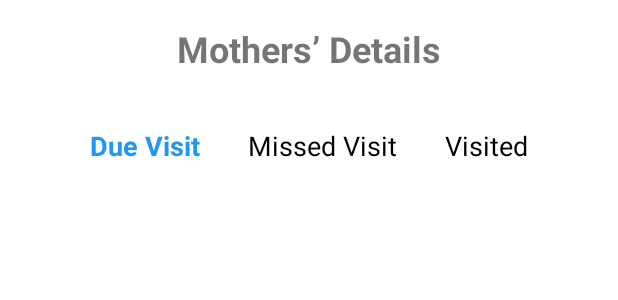
After one commit to akirachix/Dhakii-Mobile, an Android app: the layout activity_main.xml on its own in the app's theme, with its tools: preview values and no code run, on a phone screen of 412 x 824 dp. The commit adds this screen. Shown: the top 300 px of the screen. Run offline under Robolectric (Android 15) with nearby library versions, the phone set to English and light mode, and no system bars.

Commit message:
Added files

```diff
--- /dev/null
+++ b/app/src/main/java/com/akirachix/mamamindtrial/MotherDetail.kt
@@ -0,0 +1,4 @@
+data class MotherDetail(
+    val name: String,
+    val visitStatus: String
+)
--- /dev/null
+++ b/app/src/main/res/layout/activity_main.xml
@@ -0,0 +1,68 @@
+<?xml version="1.0" encoding="utf-8"?>
+<RelativeLayout xmlns:android="http://schemas.android.com/apk/res/android"
+    xmlns:app="http://schemas.android.com/apk/res-auto"
+    android:layout_width="match_parent"
+    android:layout_height="match_parent">
+
+    <!-- Title for the page -->
+    <TextView
+        android:id="@+id/titleText"
+        android:layout_width="wrap_content"
+        android:layout_height="wrap_content"
+        android:text="Mothers’ Details"
+        android:textSize="24sp"
+        android:layout_centerHorizontal="true"
+        android:layout_marginTop="16dp"
+        android:textStyle="bold" />
+
+    <!-- Tab layout for Due Visit, Missed Visit, Visited -->
+    <LinearLayout
+        android:id="@+id/tabLayout"
+        android:layout_width="match_parent"
+        android:layout_height="wrap_content"
+        android:layout_below="@id/titleText"
+        android:orientation="horizontal"
+        android:gravity="center"
+        android:layout_marginTop="20dp">
+
+        <TextView
+            android:id="@+id/dueVisitTab"
+            android:layout_width="wrap_content"
+            android:layout_height="wrap_content"
+            android:padding="16dp"
+            android:text="Due Visit"
+            android:textColor="#2196F3"
+            android:textSize="18sp"
+            android:textStyle="bold" />
+
+
+        <TextView
+            android:id="@+id/missedVisitTab"
+            android:layout_width="wrap_content"
+            android:layout_height="wrap_content"
+            android:text="Missed Visit"
+            android:textSize="18sp"
+            android:padding="16dp"
+            android:textColor="#FF000000" />
+
+        <TextView
+            android:id="@+id/visitedTab"
+            android:layout_width="wrap_content"
+            android:layout_height="wrap_content"
+            android:text="Visited"
+            android:textSize="18sp"
+            android:padding="16dp"
+            android:textColor="#FF000000" />
+    </LinearLayout>
+
+    <!-- RecyclerView for list of mothers -->
+    <androidx.recyclerview.widget.RecyclerView
+        android:id="@+id/recyclerView"
+        android:layout_width="match_parent"
+        android:layout_height="wrap_content"
+        android:layout_below="@id/tabLayout"
+        android:padding="16dp" />
+
+    <!-- Bottom Navigation Bar -->
+
+</RelativeLayout>
--- a/app/src/main/res/values/colors.xml
+++ b/app/src/main/res/values/colors.xml
@@ -1,10 +1,16 @@
 <?xml version="1.0" encoding="utf-8"?>
 <resources>
-    <color name="purple_200">#FFBB86FC</color>
-    <color name="purple_500">#FF6200EE</color>
-    <color name="purple_700">#FF3700B3</color>
-    <color name="teal_200">#FF03DAC5</color>
-    <color name="teal_700">#FF018786</color>
     <color name="black">#FF000000</color>
     <color name="white">#FFFFFFFF</color>
+    <color name="colorPrimary">#6200EE</color>
+    <color name="colorPrimaryDark">#3700B3</color>
+    <color name="colorAccent">#2196F3</color>
+    <color name="purple_500">#6200EA</color>
+    <color name="purple_700">#3700B3</color>
+    <color name="teal_200">#03DAC5</color>
+    <color name="teal_700">#018786</color>
+    <color name="purple_200">#BB86FC</color>
+
+
+
 </resources>
```
Also changed, not shown: app/src/main/AndroidManifest.xml (+13 -4 lines), app/src/main/java/com/akirachix/mamamindtrial/MainActivity.kt (+45 -10 lines), app/src/main/java/com/akirachix/mamamindtrial/MothersAdapter.kt (added, +31 -0 lines), app/src/main/java/com/akirachix/mamamindtrial/Signup.kt (deleted, +0 -20 lines), app/src/main/java/com/akirachix/mamamindtrial/second.kt (added, +34 -0 lines), app/src/main/java/com/akirachix/mamamindtrial/visited.kt (added, +36 -0 lines), app/src/main/res/layout/activity_second.xml (added, +73 -0 lines), app/src/main/res/layout/activity_visited.xml (added, +73 -0 lines), app/src/main/res/layout/mother_item.xml (added, +40 -0 lines).
